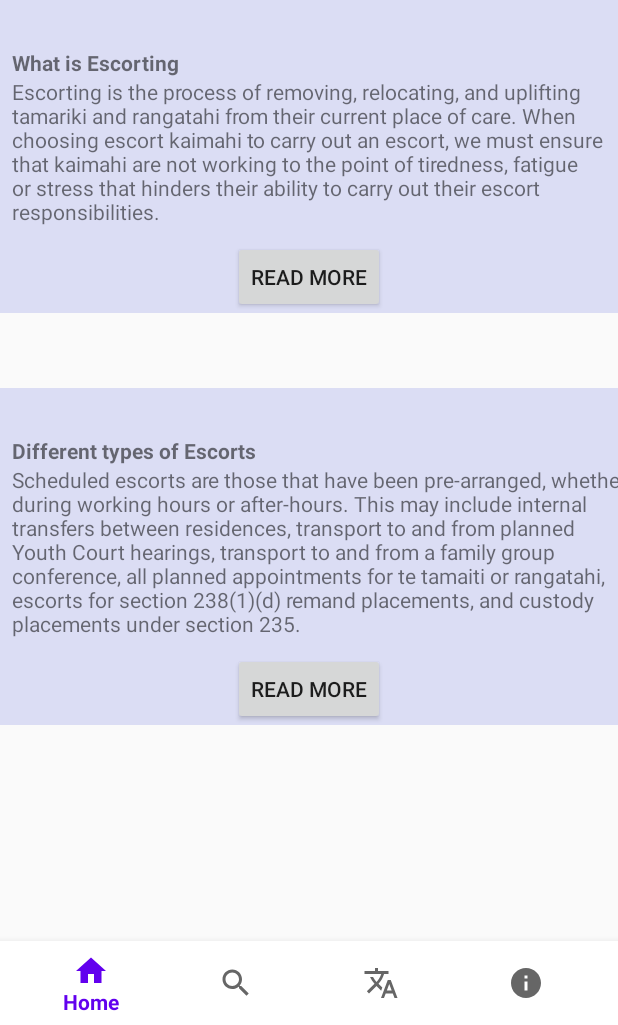
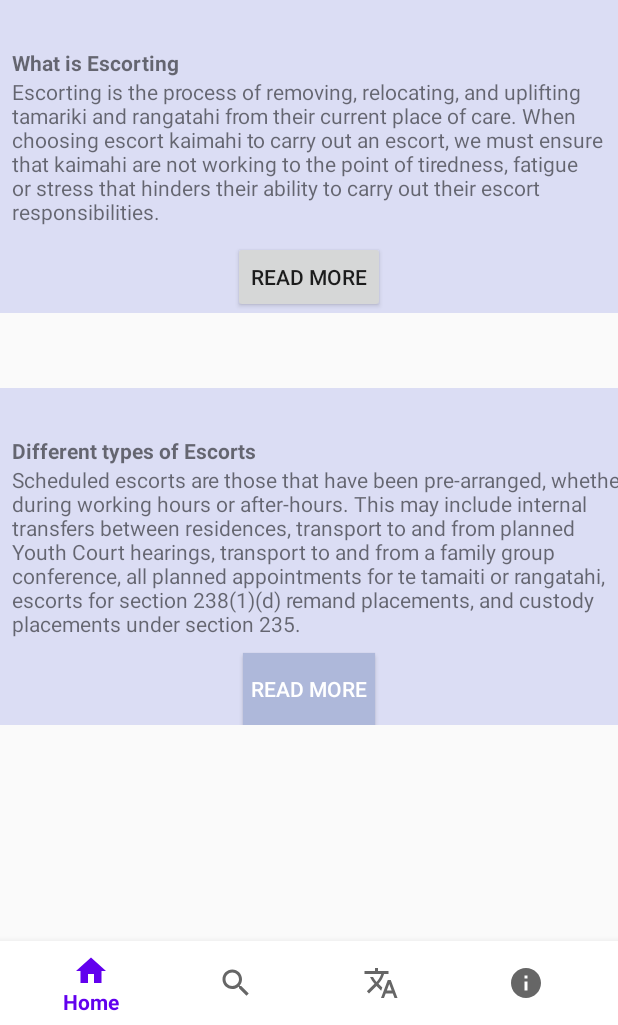
Before and after one commit to Bald-M/KoruCare, an Android app: the InformationFragment screen opened through its navigation route, on a phone screen of 412 x 824 dp, the part 211-1236 px from its top. Run offline under Robolectric (Android 15) with nearby library versions, the phone set to English and light mode, and no system bars.

Commit message:
update info

```diff
--- a/app/src/main/res/layout/fragemnt_information.xml
+++ b/app/src/main/res/layout/fragemnt_information.xml
@@ -83,6 +83,8 @@
             android:layout_height="wrap_content"
             android:layout_marginTop="10dp"
             android:text="Read More"
+            android:textColor="@color/white"
+            android:background="@color/light_blue"
             app:layout_constraintEnd_toEndOf="parent"
             app:layout_constraintStart_toStartOf="parent"
             app:layout_constraintTop_toBottomOf="@+id/textView9" />
```
